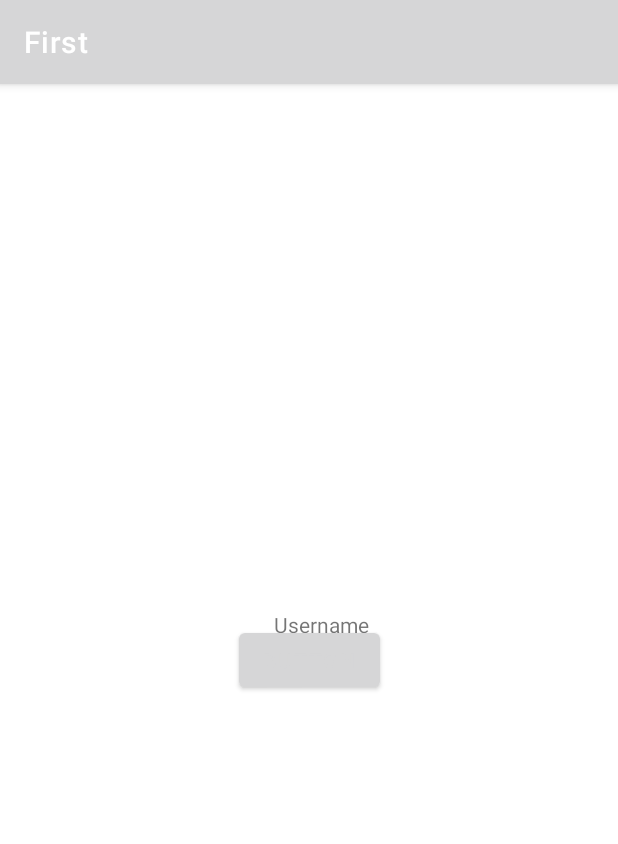
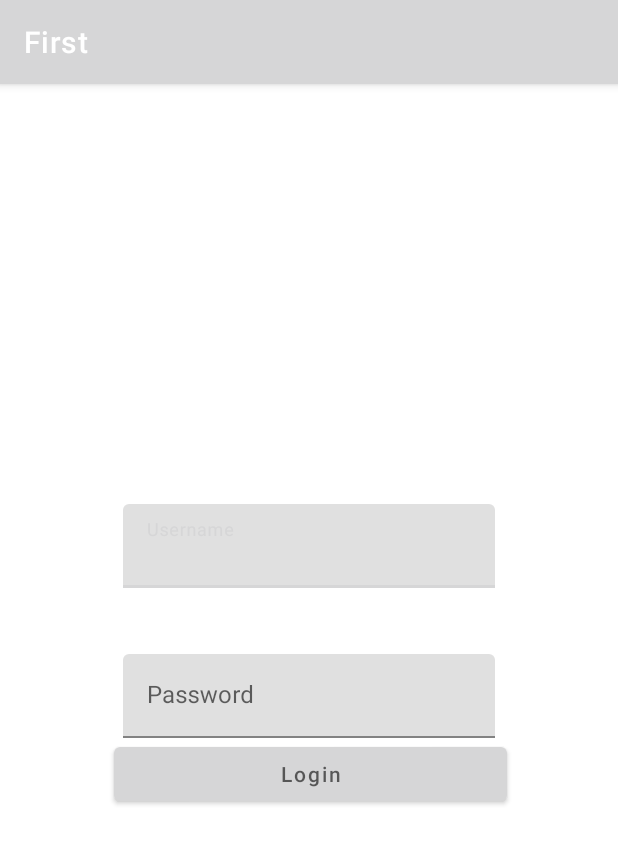
Before and after one commit to MarioMunozFuentes/First, an Android app: the screen it shows after launch (MainActivity), on a phone screen of 412 x 824 dp. Shown: the top 844 px of the screen. Run offline under Robolectric (Android 15) with nearby library versions, the phone set to English and light mode, and no system bars.

Commit message:
Username Password Boton

```diff
--- a/app/src/main/res/layout/activity_main.xml
+++ b/app/src/main/res/layout/activity_main.xml
@@ -6,42 +6,76 @@
     android:layout_height="match_parent"
     tools:context=".MainActivity">
 
-    <TextView
-        android:id="@+id/password"
-        android:layout_width="wrap_content"
+    <com.google.android.material.textfield.TextInputLayout
+        android:layout_width="match_parent"
         android:layout_height="wrap_content"
-        android:text="Password"
-        app:layout_constraintBottom_toTopOf="@+id/button"
-        app:layout_constraintEnd_toEndOf="parent"
-        app:layout_constraintStart_toStartOf="@id/guideline2"
-        app:layout_constraintTop_toTopOf="@id/username"
-        android:layout_marginBottom="20dp"/>
+        android:layout_marginHorizontal="82dp"
+        android:layout_marginTop="280dp"
+        app:layout_constraintEnd_toStartOf="@+id/guideline2"
+        app:layout_constraintStart_toStartOf="@+id/guideline3"
+        app:layout_constraintTop_toTopOf="parent">
 
-    <TextView
-        android:id="@+id/username"
-        android:layout_width="wrap_content"
+        <EditText
+            android:layout_width="match_parent"
+            android:layout_height="wrap_content"
+            android:hint="Username"
+            android:id="@+id/username">
+            </EditText>
+
+
+    </com.google.android.material.textfield.TextInputLayout>
+
+    <com.google.android.material.textfield.TextInputLayout
+
+        android:layout_width="match_parent"
         android:layout_height="wrap_content"
-        android:text="Username"
-        app:layout_constraintBottom_toTopOf="@+id/button"
-        app:layout_constraintEnd_toEndOf="parent"
-        app:layout_constraintStart_toStartOf="@id/guideline2"
-        app:layout_constraintTop_toTopOf="@id/button" />
+        android:layout_marginHorizontal="82dp"
+        android:layout_marginTop="380dp"
+        app:layout_constraintEnd_toStartOf="@+id/guideline2"
+        app:layout_constraintStart_toStartOf="@+id/guideline3"
+        app:layout_constraintTop_toTopOf="parent"
+        android:id="@+id/password">
+
+        <EditText
+            android:layout_width="match_parent"
+            android:layout_height="wrap_content"
+            android:hint="Password"
+
+           >
+        </EditText>
+    </com.google.android.material.textfield.TextInputLayout>
+
+
 
     <androidx.constraintlayout.widget.Guideline
         android:id="@+id/guideline2"
         android:layout_width="wrap_content"
         android:layout_height="wrap_content"
         android:orientation="vertical"
-        app:layout_constraintGuide_begin="16dp" />
+        app:layout_constraintGuide_begin="338dp"
+        />
+
+    <androidx.constraintlayout.widget.Guideline
+        android:id="@+id/guideline3"
+        android:layout_width="wrap_content"
+        android:layout_height="wrap_content"
+        android:orientation="vertical"
+        app:layout_constraintGuide_begin="76dp"
+        />
+
 
     <Button
-        android:id="@+id/button"
-        android:layout_width="wrap_content"
+        android:layout_width="0dp"
         android:layout_height="wrap_content"
-        android:text="Button"
-        app:layout_constraintBottom_toBottomOf="parent"
-        app:layout_constraintEnd_toEndOf="parent"
-        app:layout_constraintStart_toStartOf="parent"
-        app:layout_constraintTop_toTopOf="parent" />
+        app:layout_constraintStart_toStartOf="@id/guideline3"
+        app:layout_constraintEnd_toEndOf="@id/guideline2"
+        app:layout_constraintTop_toBottomOf="@id/password"
+        android:hint="Login"
+        >
+
+    </Button>
+
+
+
 
 </androidx.constraintlayout.widget.ConstraintLayout>
```
